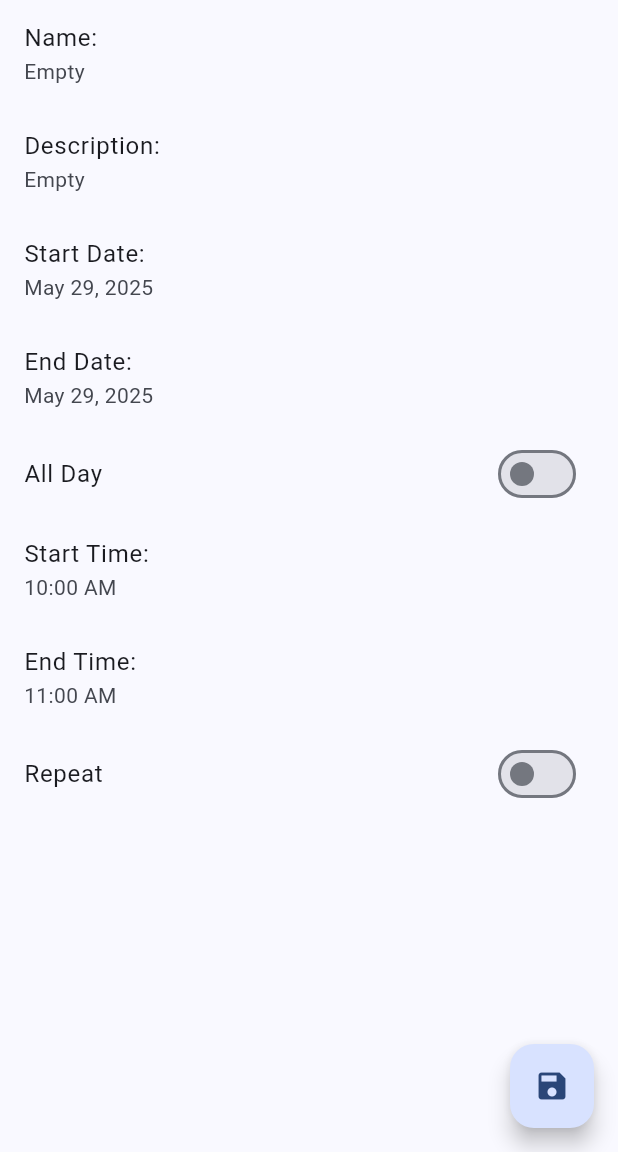
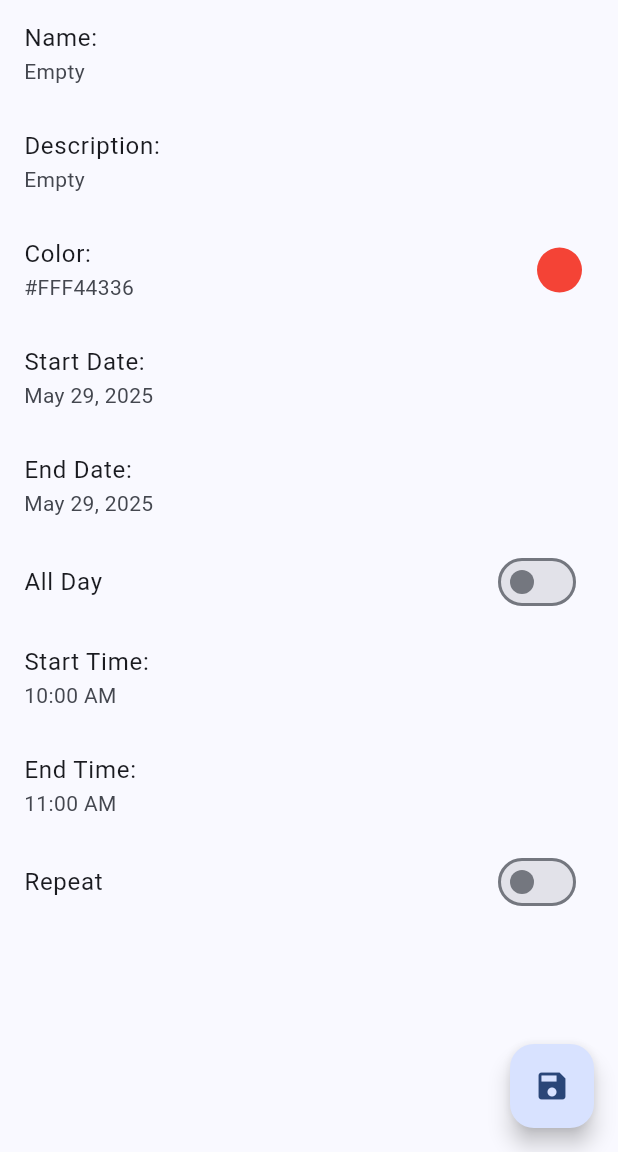
Before and after one commit to AlexeyFloppa/better_io, a Flutter app: the _ManageTaskScreenBody screen opened directly, on a phone screen of 412 x 824 dp, the part 84-1236 px from its top. Run offline on Flutter 3.47's test engine with Material 3 defaults, Android fonts, the phone set to English and light mode, and no system bars; our stand-ins replace flutter_colorpicker, hive, hive_flutter, syncfusion_flutter_calendar; accounts and stored records are empty.

Commit message:
feat: Add color picker functionality for task management

```diff
--- a/lib/features/tasks/presentation/manage_task/screens/manage_task_screen.dart
+++ b/lib/features/tasks/presentation/manage_task/screens/manage_task_screen.dart
@@ -1,3 +1,4 @@
+import 'package:better_io/features/tasks/presentation/manage_task/widgets/color_picker.dart';
 import 'package:flutter/material.dart';
 import 'package:intl/intl.dart';
 import 'package:better_io/features/tasks/domain/entities/task.dart';
@@ -74,7 +75,7 @@ class _ManageTaskScreenBodyState extends State<_ManageTaskScreenBody> {
       id: DateTime.now().millisecondsSinceEpoch.toString(),
       title: vm.taskName,
       description: vm.taskDescription,
-      color: Colors.blue,
+      color: vm.taskColor,
       startDate: !vm.isAllDay
           ? DateTime(
               vm.startDate.year,
@@ -358,6 +359,23 @@ class _ManageTaskScreenBodyState extends State<_ManageTaskScreenBody> {
                 subtitle: vm.taskDescription,
                 onTap: () => _editField(context, vm, 'description'),
               ),
+EditableListTile(
+                title: 'Color:',
+                subtitle:
+                    '#${vm.taskColor.value.toRadixString(16).padLeft(8, '0').toUpperCase()}',
+                trailing: CircleAvatar(
+                  backgroundColor: vm.taskColor,
+                  radius: 15,
+                ),
+                onTap: () {
+                  ColorPickerDialog.show(
+                    context: context,
+                    initialColor: vm.taskColor,
+                    onColorPicked: (color) => vm.setTaskColor(color),
+                  );
+                },
+              ),
+
               EditableListTile(
                 title: 'Start Date:',
                 subtitle: DateFormat.yMMMd().format(vm.startDate),
--- a/lib/features/tasks/presentation/manage_task/view_models/manage_task_view_model.dart
+++ b/lib/features/tasks/presentation/manage_task/view_models/manage_task_view_model.dart
@@ -4,6 +4,7 @@ import 'package:better_io/features/tasks/domain/entities/task.dart';
 class ManageTaskViewModel extends ChangeNotifier {
   String taskName = 'Empty';
   String taskDescription = 'Empty';
+  Color taskColor = Colors.primaries[DateTime.now().millisecondsSinceEpoch % Colors.primaries.length];
 
   DateTime startDate = DateTime.now().subtract(const Duration(minutes: 1));
   DateTime endDate = DateTime(
@@ -35,6 +36,11 @@ class ManageTaskViewModel extends ChangeNotifier {
 
   void setTaskDescription(String value) {
     taskDescription = value;
+    notifyListeners();
+  }
+
+  void setTaskColor(Color value) {
+    taskColor = value;
     notifyListeners();
   }
 
--- a/lib/features/tasks/presentation/manage_task/widgets/editable_list_tile.dart
+++ b/lib/features/tasks/presentation/manage_task/widgets/editable_list_tile.dart
@@ -4,12 +4,14 @@ class EditableListTile extends StatelessWidget {
   final String title;
   final String subtitle;
   final VoidCallback onTap;
+  final Widget? trailing;
 
   const EditableListTile({
     super.key,
     required this.title,
     required this.subtitle,
     required this.onTap,
+    this.trailing,
   });
 
   @override
@@ -18,6 +20,7 @@ class EditableListTile extends StatelessWidget {
       title: Text(title),
       subtitle: Text(subtitle.isNotEmpty ? subtitle : 'Empty'),
       onTap: onTap,
+      trailing: trailing,
     );
   }
 }
--- a/pubspec.yaml
+++ b/pubspec.yaml
@@ -23,6 +23,7 @@ dependencies:
   flutter_launcher_icons: ^0.14.3
   provider: ^6.1.5
   intl: ^0.20.2
+  flutter_colorpicker: ^1.1.0
 
 dev_dependencies:
   flutter_test:
```
Also changed, not shown: lib/features/tasks/presentation/manage_task/widgets/color_picker.dart (added, +70 -0 lines), pubspec.lock.
